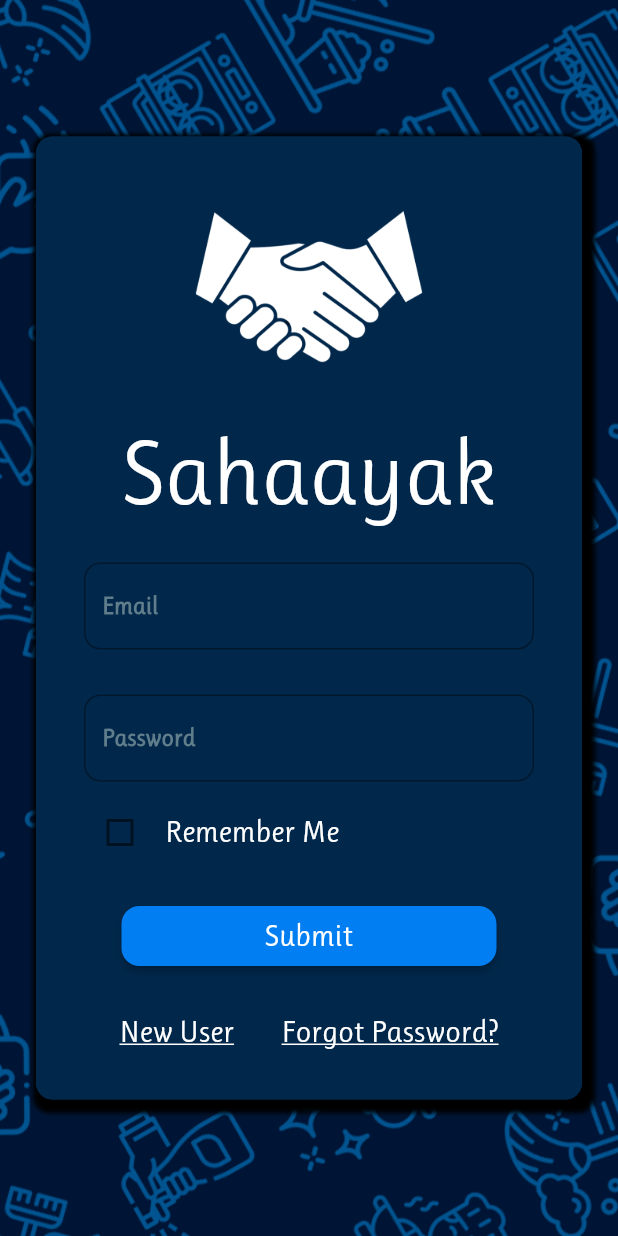
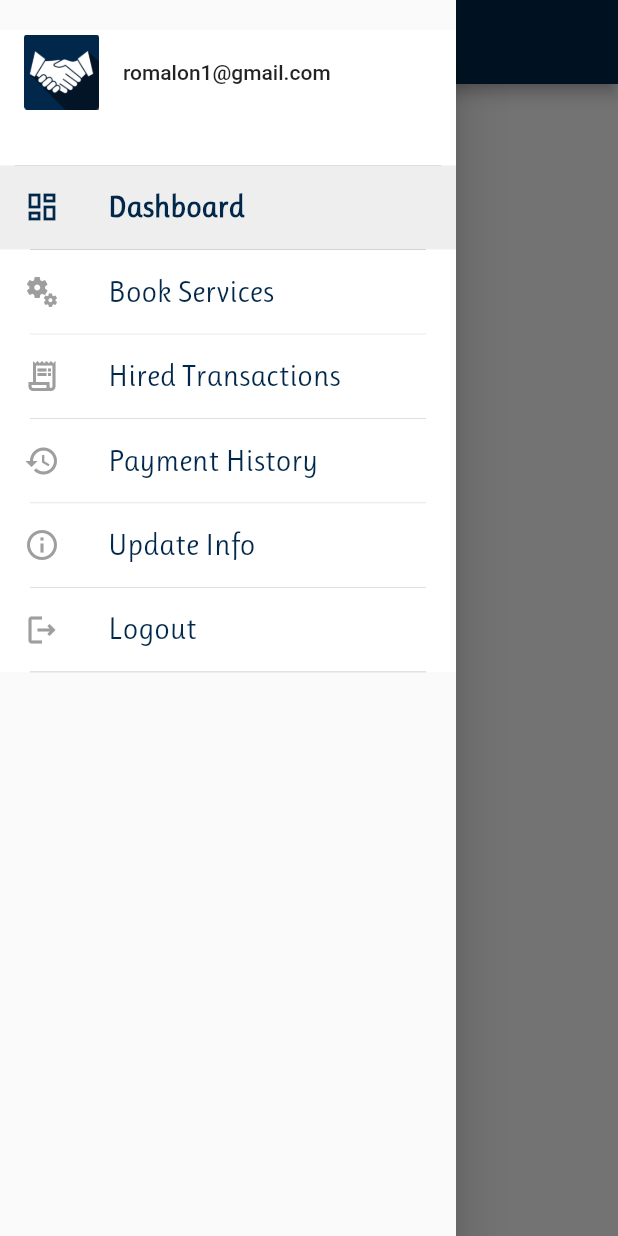
Before and after one commit to Shanbhagsagar/sahaayak_app, a Flutter app: the screen it shows after launch, with the side drawer open (before the commit the screen has no drawer), on a phone screen of 412 x 824 dp. Run offline on Flutter 3.47's test engine with Material 2 defaults, Android fonts, the phone set to English and light mode, and no system bars; our stand-ins replace hexcolor.

Commit message:
Navbar Created

```diff
--- /dev/null
+++ b/lib/components/MainMenu.dart
@@ -0,0 +1,144 @@
+import 'package:flutter/material.dart';
+import 'package:hexcolor/hexcolor.dart';
+import 'MenuItem.dart';
+import 'package:sahaayak_app/screens/Dashboard.dart';
+import 'package:sahaayak_app/screens/BookServices.dart';
+import 'package:sahaayak_app/screens/HiredTransactions.dart';
+import 'package:sahaayak_app/screens/PaymentHistory.dart';
+import 'package:sahaayak_app/screens/UpdateInfo.dart';
+import 'package:sahaayak_app/screens/Logout.dart';
+
+class MainMenu extends StatefulWidget {
+  const MainMenu({Key? key}) : super(key: key);
+
+  @override
+  _MainMenuState createState() => _MainMenuState();
+}
+
+class _MainMenuState extends State<MainMenu> {
+
+  late Widget _appBarTitle;
+  late MenuItem _selectedMenuItem;
+  late List<MenuItem> _menuItems;
+  List<Widget> _menuOptionWidgets = [];
+
+  @override
+  initState() {
+    super.initState();
+
+    _menuItems = createMenuItems();
+    _selectedMenuItem = _menuItems.first;
+    _appBarTitle = new Text(
+        _menuItems.first.title,
+      style: TextStyle(
+        fontFamily: 'Ruluko'
+      ),
+    );
+}
+
+  _getMenuItemWidget(MenuItem menuItem) {
+    return menuItem.func();
+  }
+
+  _onSelectItem(MenuItem menuItem) {
+    setState(() {
+      _selectedMenuItem = menuItem;
+      _appBarTitle = new Text(menuItem.title,
+        style: TextStyle(
+            fontFamily: 'Ruluko'
+        ),
+      );
+});
+    Navigator.of(context).pop(); // close side menu
+  }
+
+  @override
+  Widget build(BuildContext context) {
+
+    _menuOptionWidgets = [];
+
+    for (var menuItem in _menuItems) {
+      _menuOptionWidgets.add(new Container(
+          decoration: new BoxDecoration(
+              color: menuItem == _selectedMenuItem
+                  ? Colors.grey[200]
+                  : Colors.white),
+          child: new ListTile(
+              leading: Icon(
+                  menuItem.icon,
+                   color: menuItem == _selectedMenuItem ? HexColor("#01274a") : Colors.grey,
+              ),
+              onTap: () => _onSelectItem(menuItem),
+              title: Text(
+                menuItem.title,
+                style: new TextStyle(
+                    fontFamily: 'Ruluko',
+                    color: HexColor("#01274a"),
+                    fontSize: 20.0,
+                    fontWeight: menuItem == _selectedMenuItem
+                        ? FontWeight.bold
+                        : FontWeight.w300),
+              ))));
+
+      _menuOptionWidgets.add(
+        new SizedBox(
+          child: new Center(
+            child: new Container(
+              margin: new EdgeInsetsDirectional.only(start: 20.0, end: 20.0),
+              height: 0.3,
+              color: Colors.grey,
+            ),
+          ),
+        ),
+      );
+    }
+
+    return Scaffold(
+      appBar: new AppBar(
+        title: _appBarTitle,
+        backgroundColor: HexColor("#01274a"),
+        centerTitle: true,
+      ),
+      drawer: new Drawer(
+        child: new ListView(
+          children: <Widget>[
+           new Container(
+                child: new ListTile(
+                    leading: new Image.asset('images/handshake.png' , width: 50.0,height: 50.0),
+                    title: Text("romalon1@gmail.com")),
+                margin: new EdgeInsetsDirectional.only(top: 20.0),
+                color: Colors.white,
+                constraints: BoxConstraints(maxHeight: 90.0, minHeight: 90.0)),
+            new SizedBox(
+              child: new Center(
+                child: new Container(
+                  margin:
+                  new EdgeInsetsDirectional.only(start: 10.0, end: 10.0),
+                  height: 0.3,
+                  color: Colors.black,
+                ),
+              ),
+            ),
+            new Container(
+              color: Colors.white,
+              child: new Column(children: _menuOptionWidgets),
+            ),
+          ],
+        ),
+      ),
+      body: _getMenuItemWidget(_selectedMenuItem),
+    );
+  }
+}
+
+List<MenuItem> createMenuItems() {
+  final menuItems = [
+    new MenuItem("Dashboard", Icons.dashboard_outlined ,() => new Dashboard()),
+    new MenuItem("Book Services", Icons.miscellaneous_services_outlined, () => new BookServices()),
+    new MenuItem("Hired Transactions", Icons.receipt_long_outlined, () => new HiredTransactions()),
+    new MenuItem("Payment History", Icons.history_outlined, () => new PaymentHistory()),
+    new MenuItem("Update Info", Icons.info_outlined,() => new UpdateInfo()),
+    new MenuItem("Logout", Icons.logout_outlined, () => new Logout()),
+];
+  return menuItems;
+}
--- /dev/null
+++ b/lib/components/MenuItem.dart
@@ -0,0 +1,10 @@
+import 'dart:ui';
+
+import 'package:flutter/cupertino.dart';
+
+class MenuItem {
+  String title;
+  IconData icon;
+  Function func;
+  MenuItem(this.title, this.icon, this.func);
+}
--- a/lib/main.dart
+++ b/lib/main.dart
@@ -1,5 +1,8 @@
 import 'package:flutter/material.dart';
+import 'package:sahaayak_app/screens/Dashboard.dart';
 import 'package:sahaayak_app/screens/LoginPage.dart';
+import 'package:sahaayak_app/screens/SplashScreen.dart';
+import 'components/MainMenu.dart';
 void main(){
   runApp(MyApp());
 }
@@ -11,14 +14,12 @@ class MyApp extends StatefulWidget {
 
 class _MyAppState extends State<MyApp> {
   @override
+
   Widget build(BuildContext context) {
     return MaterialApp(
+      debugShowCheckedModeBanner: false,
       title: 'Sahaayak',
-      themeMode: ThemeMode.system,
-      initialRoute: LoginPage.id,
-      routes: {
-        LoginPage.id:(context)=>LoginPage(),
-      },
+      home: MainMenu(),
     );
   }
 }
--- /dev/null
+++ b/lib/screens/Dashboard.dart
@@ -0,0 +1,26 @@
+import 'package:flutter/material.dart';
+import 'package:flutter/widgets.dart';
+
+
+class Dashboard extends StatefulWidget {
+  static const String id = 'dashboard';
+
+  @override
+  _DashboardState createState() => _DashboardState();
+}
+
+class _DashboardState extends State<Dashboard> {
+  @override
+  Widget build(BuildContext context) {
+    return Scaffold(
+      body: SafeArea(
+        child: Row(
+          children: [
+              Text("Hello World")
+
+          ],
+        ),
+      ),
+    );
+  }
+}
--- /dev/null
+++ b/lib/screens/Logout.dart
@@ -0,0 +1,15 @@
+import 'package:flutter/material.dart';
+
+class Logout extends StatefulWidget {
+  const Logout({Key? key}) : super(key: key);
+
+  @override
+  _LogoutState createState() => _LogoutState();
+}
+
+class _LogoutState extends State<Logout> {
+  @override
+  Widget build(BuildContext context) {
+    return Container();
+  }
+}
```
Also changed, not shown: lib/screens/BookServices.dart (added, +15 -0 lines), lib/screens/HiredTransactions.dart (added, +15 -0 lines), lib/screens/PaymentHistory.dart (added, +15 -0 lines), lib/screens/SplashScreen.dart (added, +51 -0 lines), lib/screens/UpdateInfo.dart (added, +15 -0 lines).
